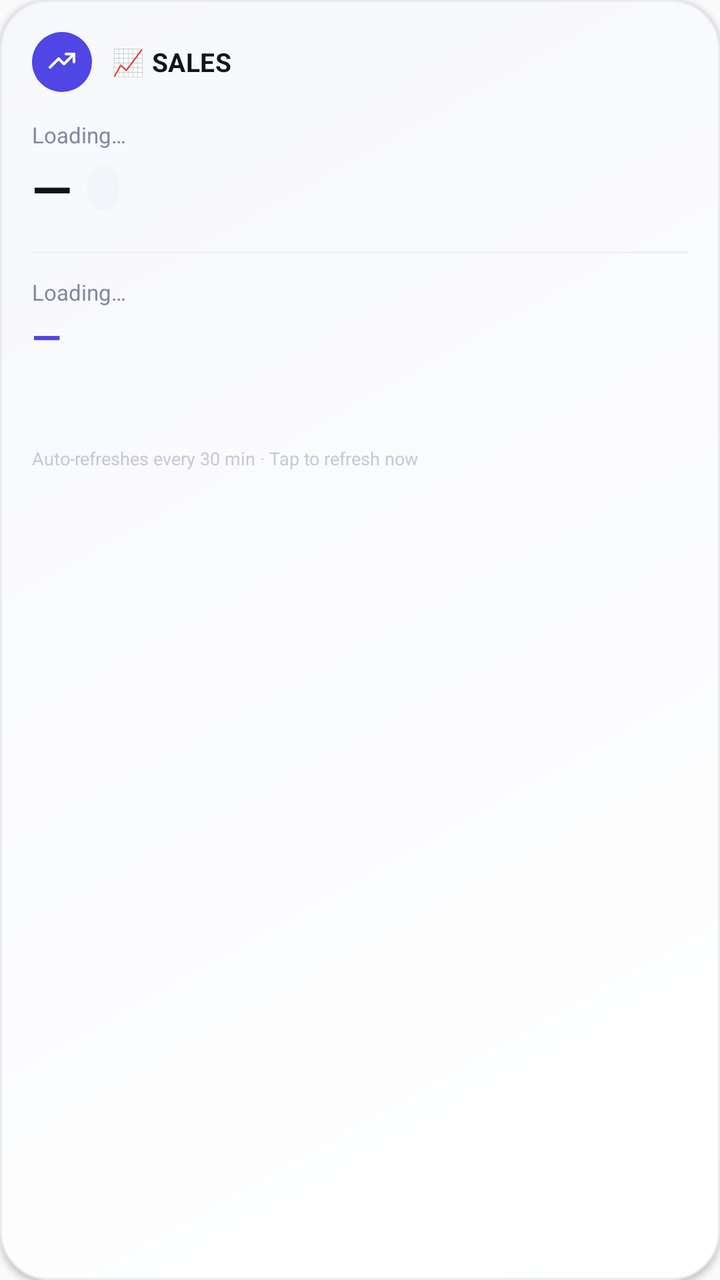
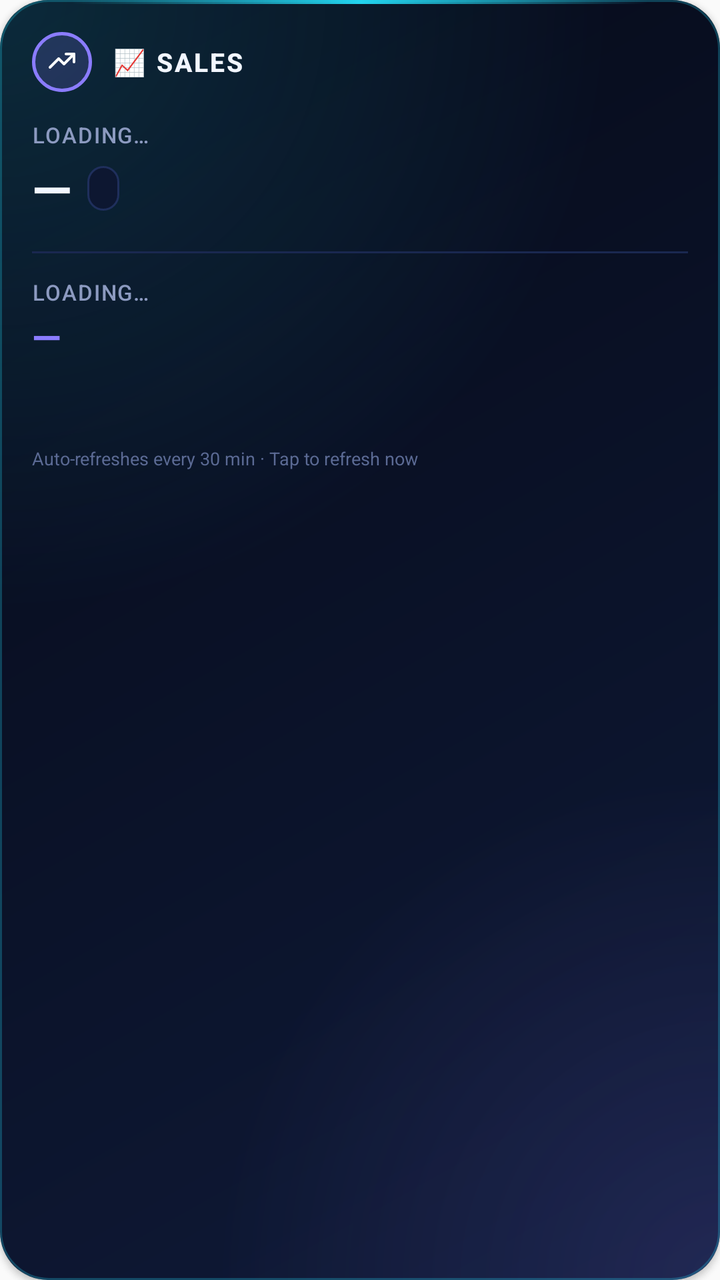

The first picture is an Android layout as it rendered before a commit; the second is the same layout after the commit. The layout source and the unified diff follow.
<!-- AndroidManifest.xml: application theme Theme.AppCompat.Light.NoActionBar -->
<!-- res/layout/widget_sales_summary.xml -->
<?xml version="1.0" encoding="utf-8"?>
<LinearLayout xmlns:android="http://schemas.android.com/apk/res/android"
    android:layout_width="match_parent"
    android:layout_height="match_parent"
    android:orientation="vertical"
    android:background="@drawable/widget_background"
    android:padding="16dp"
    android:elevation="2dp"
    android:id="@+id/sales_widget_root">

    <LinearLayout
        android:layout_width="match_parent"
        android:layout_height="wrap_content"
        android:orientation="horizontal"
        android:gravity="center_vertical">

        <FrameLayout
            android:layout_width="30dp"
            android:layout_height="30dp"
            android:background="@drawable/badge_circle_sales">
            <ImageView
                android:layout_width="16dp"
                android:layout_height="16dp"
                android:layout_gravity="center"
                android:src="@drawable/ic_trending_up" />
        </FrameLayout>

        <TextView
            android:layout_width="0dp"
            android:layout_height="wrap_content"
            android:layout_weight="1"
            android:layout_marginStart="10dp"
            android:text="@string/sales_widget_title"
            android:textColor="@color/ink_900"
            android:textStyle="bold"
            android:textSize="13sp"
            android:letterSpacing="0.01" />
    </LinearLayout>

    <TextView
        android:id="@+id/sales_latest_label"
        android:layout_width="match_parent"
        android:layout_height="wrap_content"
        android:layout_marginTop="14dp"
        android:text="@string/sales_widget_loading"
        android:textColor="@color/ink_500"
        android:textSize="11sp" />

    <LinearLayout
        android:layout_width="match_parent"
        android:layout_height="wrap_content"
        android:orientation="horizontal"
        android:gravity="center_vertical"
        android:layout_marginTop="2dp">

        <TextView
            android:id="@+id/sales_latest_total"
            android:layout_width="wrap_content"
            android:layout_height="wrap_content"
            android:text="—"
            android:textColor="@color/ink_900"
            android:textStyle="bold"
            android:textSize="26sp" />

        <TextView
            android:id="@+id/sales_change_pct"
            android:layout_width="wrap_content"
            android:layout_height="wrap_content"
            android:layout_marginStart="8dp"
            android:background="@drawable/chip_neutral"
            android:paddingLeft="8dp"
            android:paddingRight="8dp"
            android:paddingTop="3dp"
            android:paddingBottom="3dp"
            android:text=""
            android:textStyle="bold"
            android:textSize="12sp" />
    </LinearLayout>

    <TextView
        android:layout_width="match_parent"
        android:layout_height="1dp"
        android:layout_marginTop="14dp"
        android:layout_marginBottom="12dp"
        android:background="@color/hairline" />

    <TextView
        android:id="@+id/sales_target_label"
        android:layout_width="match_parent"
        android:layout_height="wrap_content"
        android:text="@string/sales_widget_loading"
        android:textColor="@color/ink_500"
        android:textSize="11sp" />

    <TextView
        android:id="@+id/sales_target_pct"
        android:layout_width="match_parent"
        android:layout_height="wrap_content"
        android:layout_marginTop="2dp"
        android:text="—"
        android:textColor="@color/accent_sales"
        android:textStyle="bold"
        android:textSize="19sp" />

    <TextView
        android:id="@+id/sales_pace_detail"
        android:layout_width="match_parent"
        android:layout_height="wrap_content"
        android:layout_marginTop="4dp"
        android:text=""
        android:textColor="@color/ink_500"
        android:textSize="10sp" />

    <TextView
        android:id="@+id/sales_synced_at"
        android:layout_width="match_parent"
        android:layout_height="wrap_content"
        android:layout_marginTop="10dp"
        android:text=""
        android:textColor="@color/ink_400"
        android:textSize="9sp" />

    <TextView
        android:layout_width="match_parent"
        android:layout_height="wrap_content"
        android:layout_marginTop="2dp"
        android:text="@string/sales_widget_footer"
        android:textColor="@color/ink_300"
        android:textSize="9sp" />

</LinearLayout>
<!-- resources referenced by this layout -->
<resources>
  <color name="accent_sales">#4F46E5</color>
  <color name="hairline">#EDEFF5</color>
  <color name="ink_300">#C6C9D6</color>
  <color name="ink_400">#A6AABD</color>
  <color name="ink_500">#8388A0</color>
  <color name="ink_900">#12131A</color>
  <!-- drawable badge_circle_sales (drawable) -->
  <?xml version="1.0" encoding="utf-8"?>
  <shape xmlns:android="http://schemas.android.com/apk/res/android" android:shape="oval">
      <solid android:color="@color/accent_sales" />
  </shape>
  <!-- drawable chip_neutral (drawable) -->
  <?xml version="1.0" encoding="utf-8"?>
  <shape xmlns:android="http://schemas.android.com/apk/res/android" android:shape="rectangle">
      <corners android:radius="20dp" />
      <solid android:color="@color/surface_inset" />
  </shape>
  <!-- drawable ic_trending_up (drawable) -->
  <vector xmlns:android="http://schemas.android.com/apk/res/android"
      android:width="24dp" android:height="24dp" android:viewportWidth="24" android:viewportHeight="24">
      <path android:fillColor="#00000000" android:strokeColor="#FFFFFF" android:strokeWidth="2"
          android:strokeLineCap="round" android:strokeLineJoin="round"
          android:pathData="M3,16 L9.5,9.5 L13.5,13.5 L21,6" />
      <path android:fillColor="#00000000" android:strokeColor="#FFFFFF" android:strokeWidth="2"
          android:strokeLineCap="round" android:strokeLineJoin="round"
          android:pathData="M15,6 L21,6 L21,12" />
  </vector>
  <!-- drawable widget_background (drawable) -->
  <?xml version="1.0" encoding="utf-8"?>
  <shape xmlns:android="http://schemas.android.com/apk/res/android"
      android:shape="rectangle">
      <corners android:radius="24dp" />
      <gradient
          android:angle="135"
          android:startColor="@color/surface_card_top"
          android:endColor="@color/surface_card_bottom"
          android:type="linear" />
      <stroke android:width="1dp" android:color="@color/surface_inset_border" />
  </shape>
  <string name="sales_widget_footer">Auto-refreshes every 30 min · Tap to refresh now</string>
  <string name="sales_widget_loading">Loading…</string>
  <string name="sales_widget_title">📈 SALES</string>
  <color name="surface_inset">#F4F5FA</color>
  <color name="surface_card_top">#FFFFFF</color>
  <color name="surface_card_bottom">#F7F8FC</color>
  <color name="surface_inset_border">#E9EBF3</color>
</resources>

<!-- the commit's change to res/layout/widget_sales_summary.xml (unified diff, before → after) -->
@@ -34,7 +34,7 @@
             android:textColor="@color/ink_900"
             android:textStyle="bold"
             android:textSize="13sp"
-            android:letterSpacing="0.01" />
+            android:textAllCaps="true" android:letterSpacing="0.08" android:fontFamily="sans-serif-medium" />
     </LinearLayout>
 
     <TextView
@@ -44,7 +44,7 @@
         android:layout_marginTop="14dp"
         android:text="@string/sales_widget_loading"
         android:textColor="@color/ink_500"
-        android:textSize="11sp" />
+        android:textSize="11sp" android:textAllCaps="true" android:letterSpacing="0.06" android:fontFamily="sans-serif-medium" />
 
     <LinearLayout
         android:layout_width="match_parent"
@@ -90,7 +90,7 @@
         android:layout_height="wrap_content"
         android:text="@string/sales_widget_loading"
         android:textColor="@color/ink_500"
-        android:textSize="11sp" />
+        android:textSize="11sp" android:textAllCaps="true" android:letterSpacing="0.06" android:fontFamily="sans-serif-medium" />
 
     <TextView
         android:id="@+id/sales_target_pct"
<!-- resource entries referenced after the edit -->
@@ -1,21 +1,23 @@
 <!-- resources referenced by this layout -->
 <resources>
-  <color name="accent_sales">#4F46E5</color>
-  <color name="hairline">#EDEFF5</color>
-  <color name="ink_300">#C6C9D6</color>
-  <color name="ink_400">#A6AABD</color>
-  <color name="ink_500">#8388A0</color>
-  <color name="ink_900">#12131A</color>
+  <color name="accent_sales">#FF8B7CFF</color>
+  <color name="hairline">#FF1A2850</color>
+  <color name="ink_300">#FF5B6A94</color>
+  <color name="ink_400">#FF7585AE</color>
+  <color name="ink_500">#FF8C9AC0</color>
+  <color name="ink_900">#FFF2F6FF</color>
   <!-- drawable badge_circle_sales (drawable) -->
   <?xml version="1.0" encoding="utf-8"?>
   <shape xmlns:android="http://schemas.android.com/apk/res/android" android:shape="oval">
-      <solid android:color="@color/accent_sales" />
+      <solid android:color="@color/accent_sales_soft" />
+      <stroke android:width="1.5dp" android:color="@color/accent_sales" />
   </shape>
   <!-- drawable chip_neutral (drawable) -->
   <?xml version="1.0" encoding="utf-8"?>
   <shape xmlns:android="http://schemas.android.com/apk/res/android" android:shape="rectangle">
       <corners android:radius="20dp" />
       <solid android:color="@color/surface_inset" />
+      <stroke android:width="1dp" android:color="@color/surface_inset_border" />
   </shape>
   <!-- drawable ic_trending_up (drawable) -->
   <vector xmlns:android="http://schemas.android.com/apk/res/android"
@@ -29,22 +31,36 @@
   </vector>
   <!-- drawable widget_background (drawable) -->
   <?xml version="1.0" encoding="utf-8"?>
-  <shape xmlns:android="http://schemas.android.com/apk/res/android"
-      android:shape="rectangle">
-      <corners android:radius="24dp" />
-      <gradient
-          android:angle="135"
-          android:startColor="@color/surface_card_top"
-          android:endColor="@color/surface_card_bottom"
-          android:type="linear" />
-      <stroke android:width="1dp" android:color="@color/surface_inset_border" />
-  </shape>
+  <layer-list xmlns:android="http://schemas.android.com/apk/res/android">
+      <item><shape android:shape="rectangle"><corners android:radius="24dp" />
+          <gradient android:angle="135" android:startColor="@color/surface_card_top" android:endColor="@color/surface_card_bottom" android:type="linear" /></shape></item>
+      <item><shape android:shape="rectangle"><corners android:radius="24dp" />
+          <gradient android:type="radial" android:gradientRadius="85%p" android:centerX="0.0" android:centerY="0.0"
+              android:startColor="@color/glow_cyan_start" android:endColor="@color/glow_cyan_end" /></shape></item>
+      <item><shape android:shape="rectangle"><corners android:radius="24dp" />
+          <gradient android:type="radial" android:gradientRadius="70%p" android:centerX="1.0" android:centerY="1.0"
+              android:startColor="@color/glow_violet_start" android:endColor="@color/glow_violet_end" /></shape></item>
+      <item><shape android:shape="rectangle"><corners android:radius="24dp" />
+          <stroke android:width="1dp" android:color="@color/neon_border" /></shape></item>
+      <item android:gravity="top" android:height="2dp" android:left="36dp" android:right="36dp">
+          <shape android:shape="rectangle"><corners android:radius="1dp" />
+              <gradient android:angle="0" android:startColor="@color/edge_fade_start" android:centerColor="@color/neon_cyan" android:endColor="@color/edge_fade_end" /></shape></item>
+  </layer-list>
   <string name="sales_widget_footer">Auto-refreshes every 30 min · Tap to refresh now</string>
   <string name="sales_widget_loading">Loading…</string>
   <string name="sales_widget_title">📈 SALES</string>
-  <color name="surface_inset">#F4F5FA</color>
-  <color name="surface_card_top">#FFFFFF</color>
-  <color name="surface_card_bottom">#F7F8FC</color>
-  <color name="surface_inset_border">#E9EBF3</color>
+  <color name="accent_sales_soft">#2E8B7CFF</color>
+  <color name="surface_inset">#FF0D1731</color>
+  <color name="surface_card_top">#FF0F1A38</color>
+  <color name="surface_card_bottom">#FF060A18</color>
+  <color name="glow_cyan_start">#2822D3EE</color>
+  <color name="glow_cyan_end">#0022D3EE</color>
+  <color name="glow_violet_start">#248B7CFF</color>
+  <color name="glow_violet_end">#008B7CFF</color>
+  <color name="neon_border">#4422D3EE</color>
+  <color name="edge_fade_start">#0022D3EE</color>
+  <color name="neon_cyan">#FF22D3EE</color>
+  <color name="edge_fade_end">#008B7CFF</color>
+  <color name="surface_inset_border">#FF1F2F5C</color>
 </resources>
 
